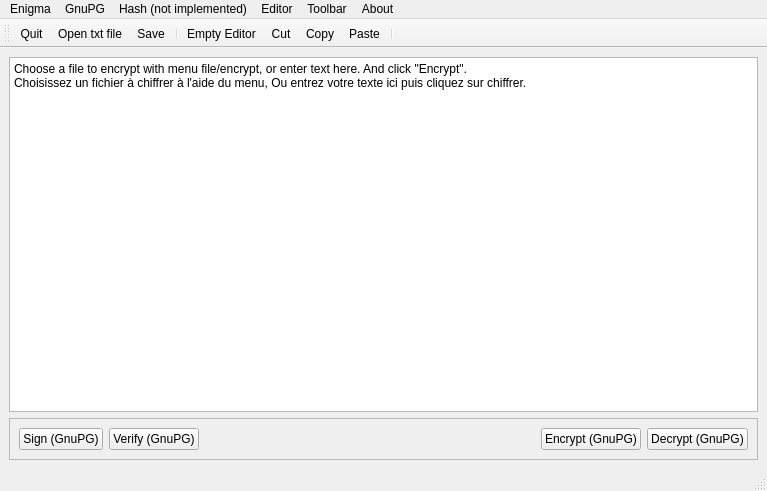
This is gui/principale.ui in HanvsMod/Cryptoshop-GUI as Qt 5 draws it before an edit. The edited form follows.
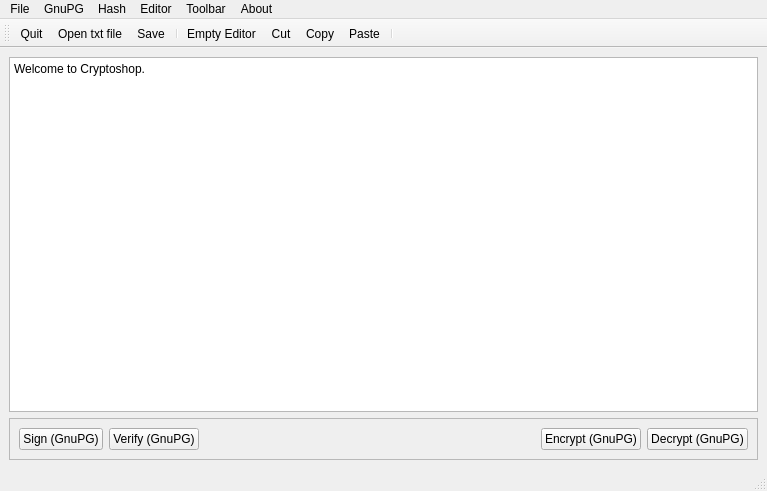
This is the edited form. Icons and pictures are not drawn.

Commit message: Change application name to "Cryptoshop" Add hash functions (now computed by Botan)

What changed in the file:
```diff
--- a/gui/principale.ui
+++ b/gui/principale.ui
@@ -18,8 +18,8 @@
     <item>
      <widget class="QPlainTextEdit" name="plainTextEdit">
       <property name="plainText">
-       <string>Choose a file to encrypt with menu file/encrypt, or enter text here. And click &quot;Encrypt&quot;.
-Choisissez un fichier à chiffrer à l'aide du menu, Ou entrez votre texte ici puis cliquez sur chiffrer.</string>
+       <string>Welcome to Cryptoshop.
+</string>
       </property>
       <property name="backgroundVisible">
        <bool>false</bool>
@@ -161,7 +161,7 @@
    </widget>
    <widget class="QMenu" name="menuEnigma">
     <property name="title">
-     <string>Enigma</string>
+     <string>File</string>
     </property>
     <addaction name="actionChiffrer_un_fichier_Enigma"/>
     <addaction name="actionD_chiffrer_un_fichier_Enigma"/>
@@ -169,7 +169,7 @@
    </widget>
    <widget class="QMenu" name="menuHash">
     <property name="title">
-     <string>Hash (not implemented)</string>
+     <string>Hash</string>
     </property>
     <addaction name="actionRIPEMD"/>
     <addaction name="actionSHA"/>
```
Left out of the diff: 159 changed lines with no effect on the pictures. The commit also changes 14 other files.
